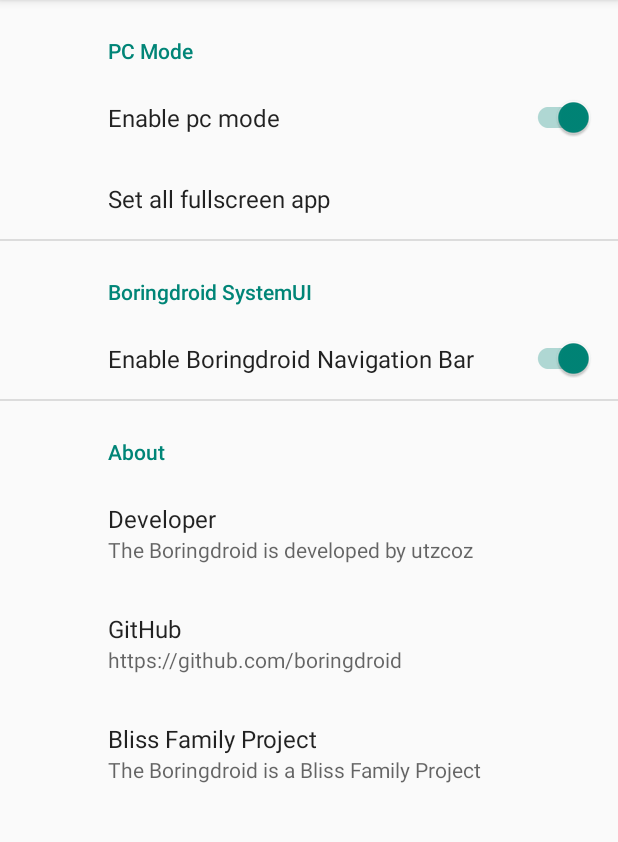
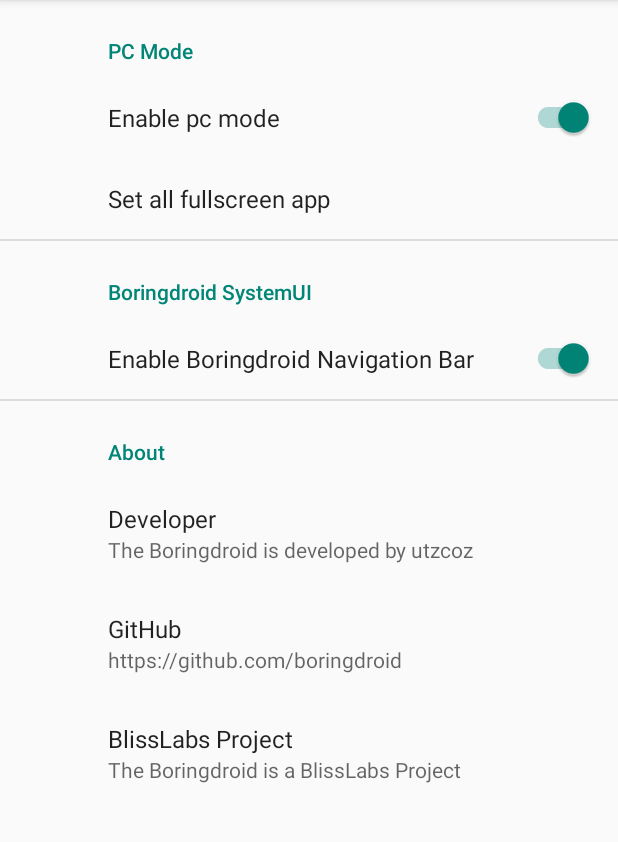
Before and after one commit to boringdroid/vendor_packages_apps_BoringdroidSettings, an Android app: the BoringdroidSettingsFragment screen opened directly, with no data from a screen before it, on a phone screen of 412 x 824 dp, the part 84-926 px from its top. Run offline under Robolectric (Android 15) with nearby library versions, the phone set to English and light mode, and no system bars; our stand-ins replace androidx.preference.

Commit message:
Update BlissLabs information
Signed-off-by: utzcoz <utzcoz@outlook.com>

```diff
--- a/app/src/main/res/values/strings.xml
+++ b/app/src/main/res/values/strings.xml
@@ -20,8 +20,8 @@
     <string name="title_bd_github">GitHub</string>
     <string name="summary_bd_github">https://github.com/boringdroid</string>
     <string name="key_bd_group">key_bd_group</string>
-    <string name="summary_bd_group">The Boringdroid is a Bliss Family Project</string>
-    <string name="title_bd_group">Bliss Family Project</string>
+    <string name="summary_bd_group">The Boringdroid is a BlissLabs Project</string>
+    <string name="title_bd_group">BlissLabs Project</string>
     <string name="key_set_all_fullscreen_apps">set_bd_all_fullscreen_apps</string>
     <string name="title_set_all_fullscreen_apps">Set all fullscreen app</string>
     <string name="hint_app_icon">App icon</string>
```
